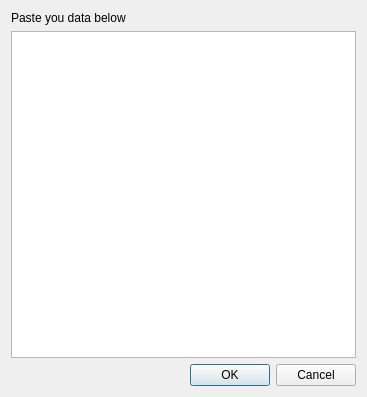
Before: the Qt Designer form RepTate/gui/import_from_pasted_dialog.ui in jorge-ramirez-upm/RepTate, drawn with Qt 5.
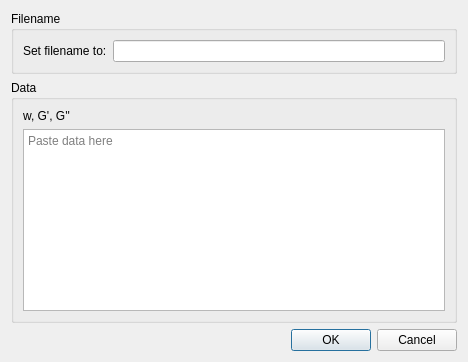
After: the same form once the commit is applied.

Commit message: improve paste-import feature

```diff
--- a/RepTate/gui/import_from_pasted_dialog.ui
+++ b/RepTate/gui/import_from_pasted_dialog.ui
@@ -6,23 +6,64 @@
    <rect>
     <x>0</x>
     <y>0</y>
-    <width>367</width>
-    <height>397</height>
+    <width>468</width>
+    <height>362</height>
    </rect>
   </property>
   <property name="acceptDrops">
    <bool>true</bool>
   </property>
   <property name="windowTitle">
-   <string>Import Data From Excel</string>
+   <string>Import Pasted Data</string>
+  </property>
+  <layout class="QVBoxLayout" name="verticalLayout_5">
+   <item>
+    <widget class="QGroupBox" name="groupBox_2">
+     <property name="title">
+      <string>Filename</string>
+     </property>
+     <layout class="QVBoxLayout" name="verticalLayout_3">
+      <item>
+       <layout class="QFormLayout" name="formLayout">
+        <item row="0" column="0">
+         <widget class="QLabel" name="label_2">
+          <property name="text">
+           <string>Set filename to:</string>
+          </property>
+         </widget>
+        </item>
+        <item row="0" column="1">
+         <widget class="QLineEdit" name="file_name_label"/>
+        </item>
+       </layout>
+      </item>
+     </layout>
+    </widget>
+   </item>
+   <item>
+    <widget class="QGroupBox" name="groupBox">
+     <property name="title">
+      <string>Data</string>
   </property>
   <layout class="QVBoxLayout" name="verticalLayout">
    <item>
     <layout class="QVBoxLayout" name="verticalLayout_2">
      <item>
-      <widget class="QLabel" name="label">
+         <widget class="QLabel" name="label_columns">
+          <property name="font">
+           <font>
+            <weight>50</weight>
+            <bold>false</bold>
+           </font>
+          </property>
        <property name="text">
-        <string>Paste you data below</string>
+           <string>w, G', G''</string>
+          </property>
+          <property name="textFormat">
+           <enum>Qt::RichText</enum>
+          </property>
+          <property name="wordWrap">
+           <bool>true</bool>
        </property>
       </widget>
      </item>
@@ -34,9 +75,18 @@
        <property name="acceptRichText">
         <bool>false</bool>
        </property>
+          <property name="placeholderText">
+           <string>Paste data here</string>
+          </property>
+          <property name="openLinks">
+           <bool>false</bool>
+          </property>
       </widget>
      </item>
     </layout>
+      </item>
+     </layout>
+    </widget>
    </item>
    <item>
     <widget class="QDialogButtonBox" name="buttonBox">
```
Left out of the diff: 5 changed lines with no effect on the pictures. Lines whose indentation alone changed are shown as unchanged. The commit also changes 5 other files.
